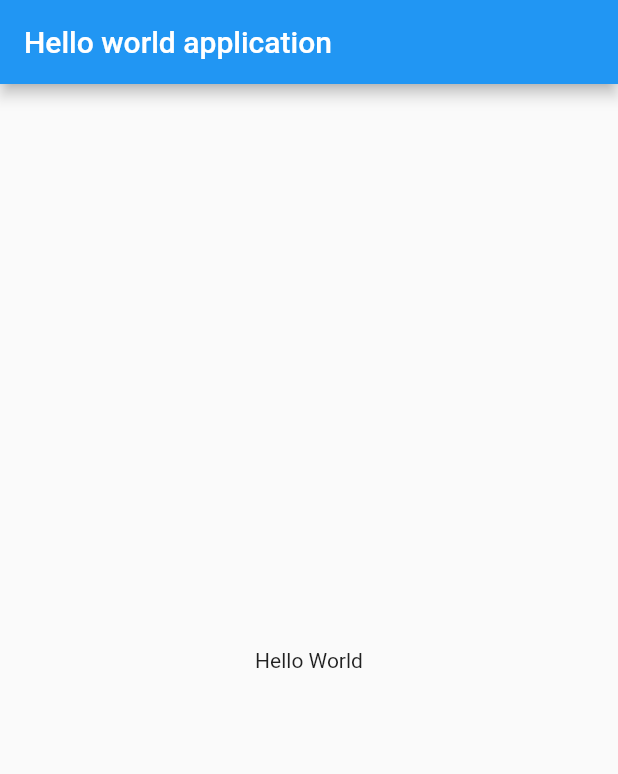
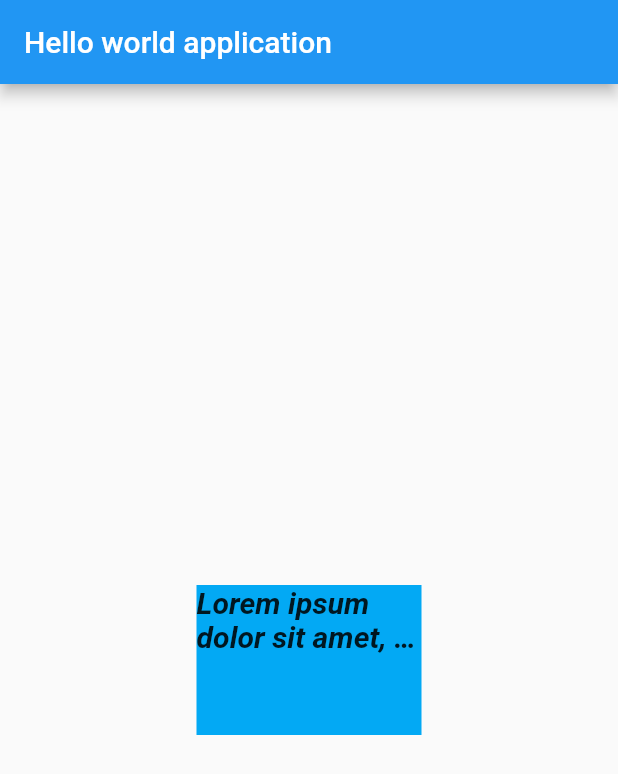
Before and after one commit to rizqyfahmi/hello-flutter, a Flutter app: the screen it shows after launch, on a phone screen of 412 x 824 dp. Shown: the top 774 px of the screen. Run offline on Flutter 3.47's test engine with Material 2 defaults, Android fonts, the phone set to English and light mode, and no system bars.

Commit message:
Text Widget

```diff
--- a/lib/main.dart
+++ b/lib/main.dart
@@ -17,8 +17,23 @@ class MyApp extends StatelessWidget {
                     title: const Text("Hello world application"),
                 ),
                 //  Center is a widget that centers its child
-                body: const Center(
-                    child: Text("Hello World"),
+                body: Center(
+                    // Container is used to make us can implement padding, margin, background, etc to its child
+                    child: Container(
+                        color: Colors.lightBlue,
+                        width: 150,
+                        height: 100,
+                        child: const Text(
+                            "Lorem ipsum dolor sit amet, consectetur adipiscing elit",
+                            maxLines: 2,
+                            overflow: TextOverflow.ellipsis,
+                            style: TextStyle(
+                                fontWeight: FontWeight.bold,
+                                fontStyle: FontStyle.italic,
+                                fontSize: 20
+                            ),
+                        ),
+                    ),
                 ),
             ),
         );
```
